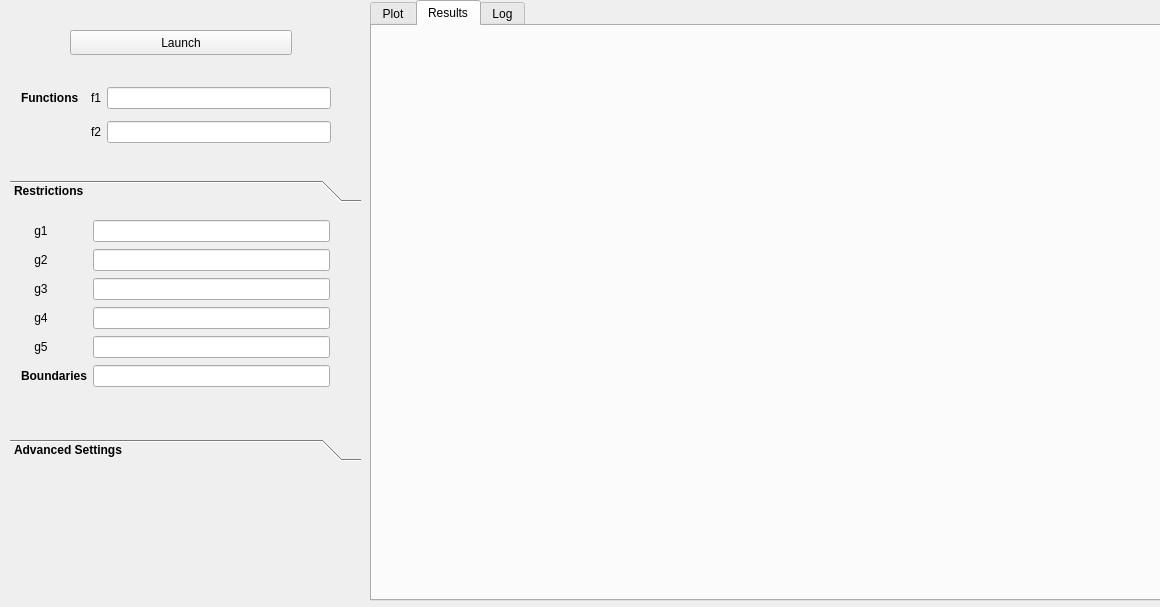
First picture: the form in gui/qt4/forms/mainwindow.ui, repository pawel-jakubowski/NSGA, before the edit.
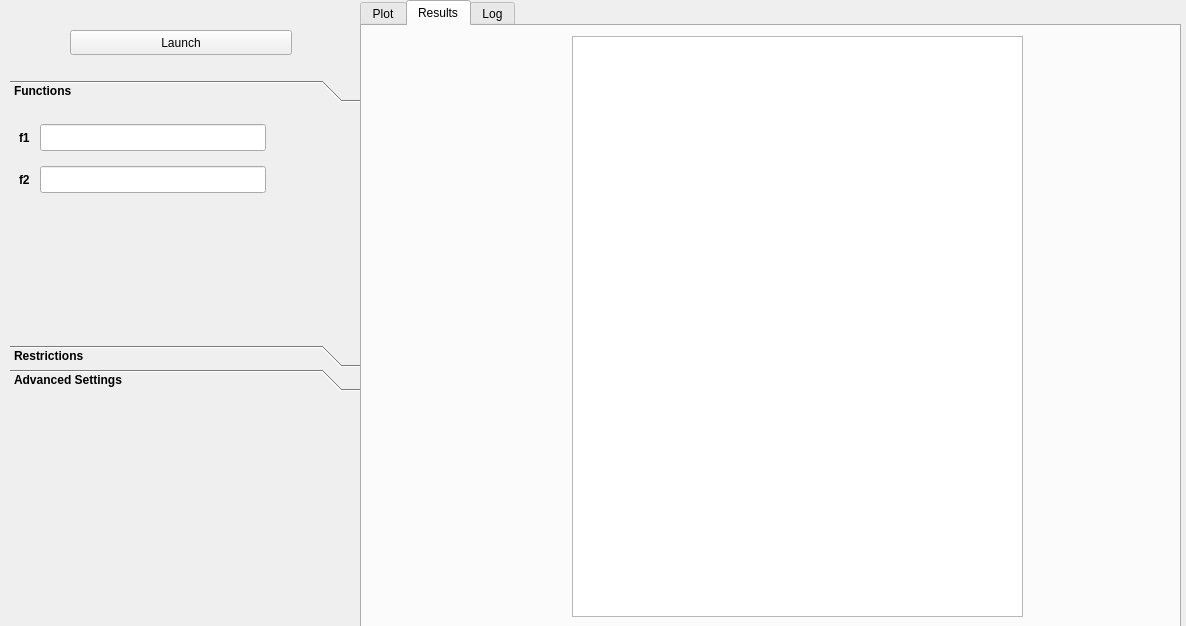
Second picture: the form after the edit. The open tabs and pages were chosen to show the change.

Commit message: GUI - axis titles, relocation of functions into the tabview, GUI review (resize, replace, rename).

Patch:
```diff
--- a/gui/qt4/forms/mainwindow.ui
+++ b/gui/qt4/forms/mainwindow.ui
@@ -9,8 +9,8 @@
    <rect>
     <x>0</x>
     <y>0</y>
-    <width>1160</width>
-    <height>607</height>
+    <width>1186</width>
+    <height>626</height>
    </rect>
   </property>
   <property name="sizePolicy">
@@ -32,76 +32,97 @@
    <property name="autoFillBackground">
     <bool>false</bool>
    </property>
-   <widget class="QWidget" name="layoutWidget">
-    <property name="geometry">
-     <rect>
-      <x>10</x>
-      <y>70</y>
-      <width>332</width>
-      <height>91</height>
-     </rect>
-    </property>
-    <layout class="QGridLayout" name="gridLayout_4">
-     <item row="2" column="0">
-      <widget class="QLabel" name="flabel">
-       <property name="font">
-        <font>
-         <weight>75</weight>
-         <bold>true</bold>
-        </font>
-       </property>
-       <property name="text">
-        <string>Functions  </string>
-       </property>
-      </widget>
-     </item>
-     <item row="3" column="1">
-      <widget class="QLabel" name="f2label">
-       <property name="text">
-        <string>f2</string>
-       </property>
-      </widget>
-     </item>
-     <item row="2" column="1">
-      <widget class="QLabel" name="f1label">
-       <property name="text">
-        <string>f1</string>
-       </property>
-      </widget>
-     </item>
-     <item row="2" column="2">
-      <widget class="QLineEdit" name="funf1"/>
-     </item>
-     <item row="3" column="2">
-      <widget class="QLineEdit" name="funf2"/>
-     </item>
-    </layout>
-   </widget>
    <widget class="QToolBox" name="toolBox">
     <property name="geometry">
      <rect>
       <x>10</x>
-      <y>180</y>
+      <y>80</y>
       <width>351</width>
-      <height>281</height>
+      <height>311</height>
      </rect>
     </property>
+    <property name="maximumSize">
+     <size>
+      <width>16777215</width>
+      <height>541</height>
+     </size>
+    </property>
     <property name="font">
      <font>
       <weight>75</weight>
       <bold>true</bold>
      </font>
     </property>
+    <property name="frameShape">
+     <enum>QFrame::NoFrame</enum>
+    </property>
+    <property name="frameShadow">
+     <enum>QFrame::Plain</enum>
+    </property>
     <property name="currentIndex">
      <number>0</number>
     </property>
+    <property name="tabSpacing">
+     <number>2</number>
+    </property>
+    <widget class="QWidget" name="page_3">
+     <attribute name="label">
+      <string>Functions</string>
+     </attribute>
+     <widget class="QLabel" name="f1label">
+      <property name="geometry">
+       <rect>
+        <x>9</x>
+        <y>20</y>
+        <width>15</width>
+        <height>27</height>
+       </rect>
+      </property>
+      <property name="text">
+       <string>f1</string>
+      </property>
+     </widget>
+     <widget class="QLineEdit" name="funf1">
+      <property name="geometry">
+       <rect>
+        <x>30</x>
+        <y>20</y>
+        <width>226</width>
+        <height>27</height>
+       </rect>
+      </property>
+     </widget>
+     <widget class="QLineEdit" name="funf2">
+      <property name="geometry">
+       <rect>
+        <x>30</x>
+        <y>62</y>
+        <width>226</width>
+        <height>27</height>
+       </rect>
+      </property>
+     </widget>
+     <widget class="QLabel" name="f2label">
+      <property name="geometry">
+       <rect>
+        <x>9</x>
+        <y>62</y>
+        <width>15</width>
+        <height>27</height>
+       </rect>
+      </property>
+      <property name="text">
+       <string>f2</string>
+      </property>
+     </widget>
+    </widget>
     <widget class="QWidget" name="page">
      <property name="geometry">
       <rect>
        <x>0</x>
        <y>0</y>
        <width>351</width>
-       <height>219</height>
+       <height>230</height>
       </rect>
      </property>
      <attribute name="label">
@@ -335,10 +356,10 @@
    <widget class="QTabWidget" name="tabWidget">
     <property name="geometry">
      <rect>
-      <x>370</x>
+      <x>360</x>
       <y>0</y>
-      <width>791</width>
-      <height>601</height>
+      <width>821</width>
+      <height>641</height>
      </rect>
     </property>
     <property name="currentIndex">
@@ -372,6 +393,16 @@
      <attribute name="title">
       <string>Results</string>
      </attribute>
+     <widget class="QListView" name="resultView">
+      <property name="geometry">
+       <rect>
+        <x>210</x>
+        <y>10</y>
+        <width>451</width>
+        <height>581</height>
+       </rect>
+      </property>
+     </widget>
     </widget>
     <widget class="QWidget" name="tab_3">
      <attribute name="title">
```
Left out of the diff: 6 changed lines with no effect on the pictures. The commit also changes 2 other files.
